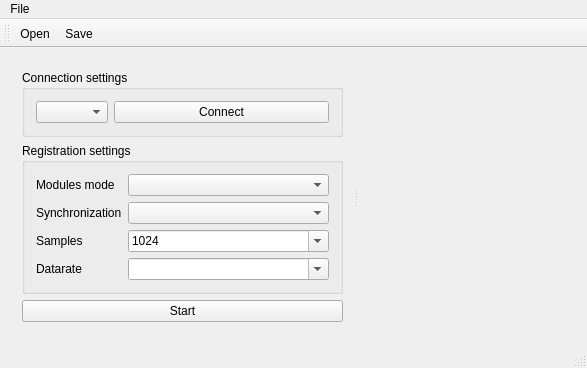
The window that mainwindow.ui (stepankuzmin/mole) describes before a commit, drawn with Qt 5.
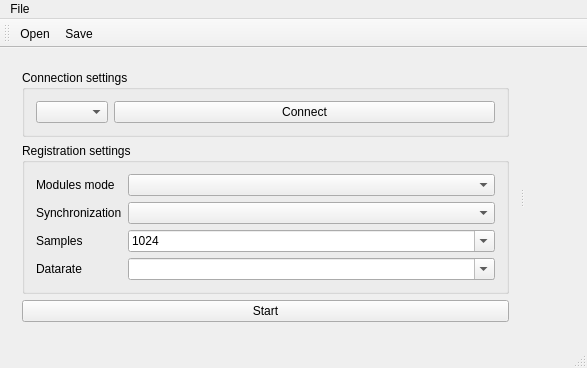
The same window after the commit.

```diff
--- a/mainwindow.ui
+++ b/mainwindow.ui
@@ -150,21 +150,7 @@
        </layout>
       </widget>
       <widget class="QWidget" name="rightWidget" native="true">
-       <layout class="QVBoxLayout" name="plotsLayout">
-        <item>
-         <spacer name="horizontalSpacer">
-          <property name="orientation">
-           <enum>Qt::Horizontal</enum>
-          </property>
-          <property name="sizeHint" stdset="0">
-           <size>
-            <width>114</width>
-            <height>20</height>
-           </size>
-          </property>
-         </spacer>
-        </item>
-       </layout>
+       <layout class="QGridLayout" name="plotsLayout"/>
       </widget>
      </widget>
     </item>
```
